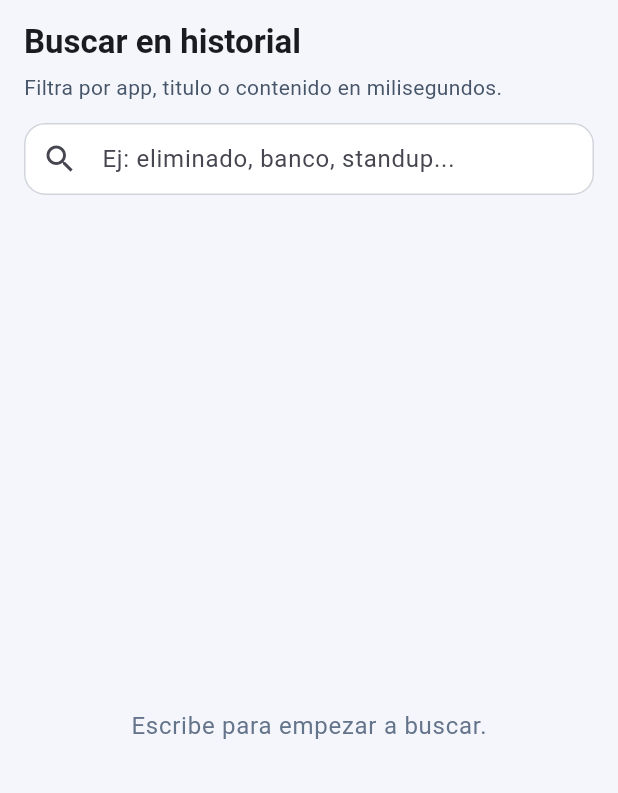
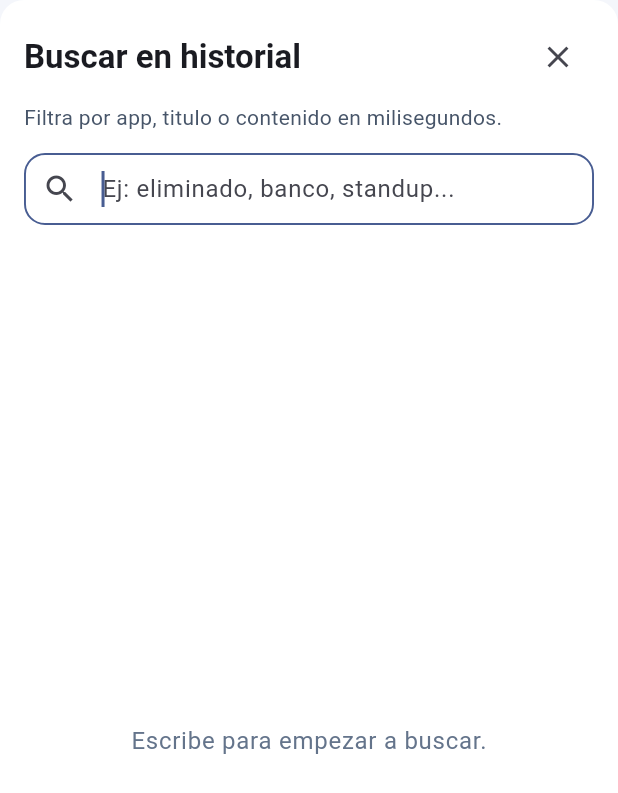
Before and after one commit to favodev/noty, a Flutter app: the SearchPage widget shown alone on an empty page, opened directly with empty values, on a phone screen of 412 x 824 dp. Shown: the top 793 px of the screen. Run offline on Flutter 3.47's test engine with Material 3 defaults, Android fonts, the light colour scheme and no system bars; our stand-ins replace sqflite, supabase_flutter; accounts and stored records are empty.

Commit message:
feat: integrate search functionality with modal bottom sheet and update FeedPage and SearchPage to support search requests

```diff
--- a/lib/features/feed/presentation/feed_page.dart
+++ b/lib/features/feed/presentation/feed_page.dart
@@ -7,12 +7,14 @@ class FeedPage extends StatefulWidget {
     required this.notifications,
     required this.isLoading,
     required this.onRefreshRequested,
+    required this.onSearchRequested,
     this.errorMessage,
   });
 
   final List<NotificationItem> notifications;
   final bool isLoading;
   final Future<void> Function() onRefreshRequested;
+  final Future<void> Function() onSearchRequested;
   final String? errorMessage;
 
   @override
--- a/lib/features/search/presentation/search_page.dart
+++ b/lib/features/search/presentation/search_page.dart
@@ -7,11 +7,13 @@ class SearchPage extends StatefulWidget {
     required this.notifications,
     required this.isLoading,
     this.errorMessage,
+    this.scrollController,
   });
 
   final List<NotificationItem> notifications;
   final bool isLoading;
   final String? errorMessage;
+  final ScrollController? scrollController;
 
   @override
   State<SearchPage> createState() => _SearchPageState();
@@ -19,6 +21,19 @@ class SearchPage extends StatefulWidget {
 
 class _SearchPageState extends State<SearchPage> {
   String _query = '';
+  late final ScrollController _internalScrollController;
+
+  @override
+  void initState() {
+    super.initState();
+    _internalScrollController = ScrollController();
+  }
+
+  @override
+  void dispose() {
+    _internalScrollController.dispose();
+    super.dispose();
+  }
 
   List<NotificationItem> get _results {
     final filtered = widget.notifications.where((item) => item.matchesQuery(_query)).toList();
@@ -28,19 +43,34 @@ class _SearchPageState extends State<SearchPage> {
 
   @override
   Widget build(BuildContext context) {
+    final scrollController = widget.scrollController ?? _internalScrollController;
     final hasQuery = _query.trim().isNotEmpty;
     final results = _results;
 
-    return Padding(
+return Container(
+      decoration: const BoxDecoration(
+        color: Colors.white,
+        borderRadius: BorderRadius.vertical(top: Radius.circular(16)),
+      ),
+      child: Padding(
         padding: const EdgeInsets.fromLTRB(16, 14, 16, 0),
         child: Column(
           crossAxisAlignment: CrossAxisAlignment.start,
+          children: <Widget>[
+            Row(
+              mainAxisAlignment: MainAxisAlignment.spaceBetween,
               children: <Widget>[
                 Text(
                   'Buscar en historial',
                   style: Theme.of(context).textTheme.titleLarge?.copyWith(
                         fontWeight: FontWeight.w700,
                       ),
+                ),
+                IconButton(
+                  icon: const Icon(Icons.close),
+                  onPressed: () => Navigator.of(context).pop(),
+                ),
+              ],
             ),
             const SizedBox(height: 6),
             Text(
@@ -51,6 +81,7 @@ class _SearchPageState extends State<SearchPage> {
             ),
             const SizedBox(height: 14),
             TextField(
+              autofocus: true,
               onChanged: (value) {
                 setState(() {
                   _query = value;
@@ -76,6 +107,7 @@ class _SearchPageState extends State<SearchPage> {
                             : results.isEmpty
                                 ? const _NoSearchResults()
                                 : ListView.separated(
+                                    controller: scrollController,
                                     key: ValueKey<String>('results-${results.length}-$_query'),
                                     itemCount: results.length,
                                     separatorBuilder: (_, _) => const SizedBox(height: 10),
@@ -100,6 +132,7 @@ class _SearchPageState extends State<SearchPage> {
               ),
             ),
           ],
+        ),
       ),
     );
   }
```
Also changed, not shown: lib/features/shell/presentation/noty_shell.dart (+37 -12 lines), 1 other file. Lines whose indentation alone changed are shown as unchanged.
